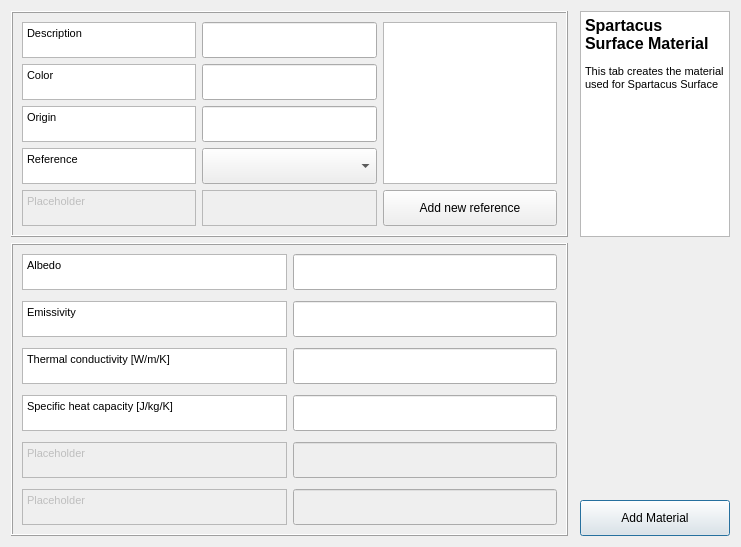
The window that tabs/Spartacus_material_tab.ui (gusbacos/suews_database_manager) describes before a commit, drawn with Qt 5.
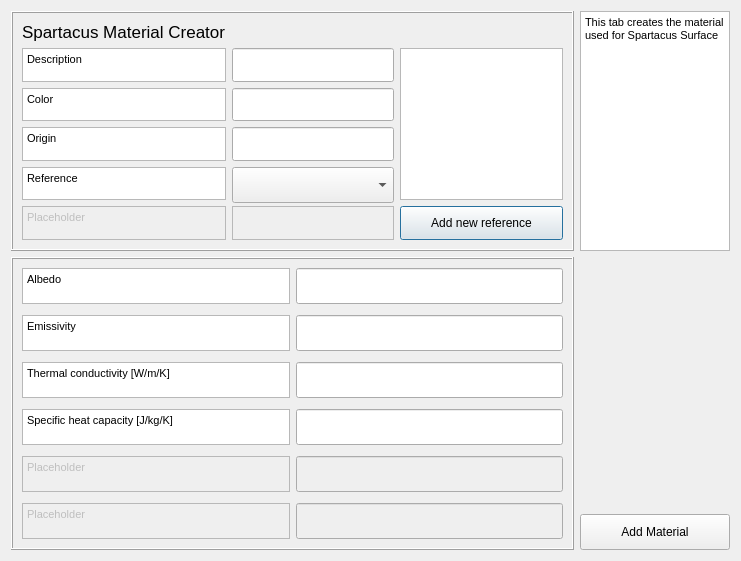
The same window after the commit. Custom widgets are drawn as their Qt base class.

Patch:
```diff
--- a/tabs/Spartacus_material_tab.ui
+++ b/tabs/Spartacus_material_tab.ui
@@ -13,8 +13,325 @@
   <property name="windowTitle">
    <string>Urban Type Database editor</string>
   </property>
-  <layout class="QGridLayout" name="gridLayout_4">
-   <item row="0" column="2">
+  <layout class="QGridLayout" name="gridLayout_3">
+   <item row="0" column="0">
+    <widget class="QFrame" name="frame1">
+     <property name="maximumSize">
+      <size>
+       <width>16777215</width>
+       <height>240</height>
+      </size>
+     </property>
+     <property name="frameShape">
+      <enum>QFrame::Box</enum>
+     </property>
+     <property name="frameShadow">
+      <enum>QFrame::Raised</enum>
+     </property>
+     <layout class="QGridLayout" name="gridLayout_2">
+      <item row="3" column="0">
+       <widget class="QTextBrowser" name="textBrowserOrig">
+        <property name="sizePolicy">
+         <sizepolicy hsizetype="Expanding" vsizetype="Preferred">
+          <horstretch>0</horstretch>
+          <verstretch>0</verstretch>
+         </sizepolicy>
+        </property>
+        <property name="maximumSize">
+         <size>
+          <width>16777215</width>
+          <height>36</height>
+         </size>
+        </property>
+        <property name="html">
+         <string>&lt;!DOCTYPE HTML PUBLIC &quot;-//W3C//DTD HTML 4.0//EN&quot; &quot;http://www.w3.org/TR/REC-html40/strict.dtd&quot;&gt;
+&lt;html&gt;&lt;head&gt;&lt;meta name=&quot;qrichtext&quot; content=&quot;1&quot; /&gt;&lt;style type=&quot;text/css&quot;&gt;
+p, li { white-space: pre-wrap; }
+&lt;/style&gt;&lt;/head&gt;&lt;body style=&quot; font-family:'MS Shell Dlg 2'; font-size:8.25pt; font-weight:400; font-style:normal;&quot;&gt;
+&lt;p style=&quot; margin-top:0px; margin-bottom:0px; margin-left:0px; margin-right:0px; -qt-block-indent:0; text-indent:0px;&quot;&gt;&lt;span style=&quot; font-size:8pt;&quot;&gt;Origin&lt;/span&gt;&lt;/p&gt;&lt;/body&gt;&lt;/html&gt;</string>
+        </property>
+       </widget>
+      </item>
+      <item row="4" column="0">
+       <widget class="QTextBrowser" name="textBrowserOrig_11">
+        <property name="enabled">
+         <bool>true</bool>
+        </property>
+        <property name="sizePolicy">
+         <sizepolicy hsizetype="Preferred" vsizetype="Preferred">
+          <horstretch>0</horstretch>
+          <verstretch>0</verstretch>
+         </sizepolicy>
+        </property>
+        <property name="maximumSize">
+         <size>
+          <width>16777215</width>
+          <height>36</height>
+         </size>
+        </property>
+        <property name="html">
+         <string>&lt;!DOCTYPE HTML PUBLIC &quot;-//W3C//DTD HTML 4.0//EN&quot; &quot;http://www.w3.org/TR/REC-html40/strict.dtd&quot;&gt;
+&lt;html&gt;&lt;head&gt;&lt;meta name=&quot;qrichtext&quot; content=&quot;1&quot; /&gt;&lt;style type=&quot;text/css&quot;&gt;
+p, li { white-space: pre-wrap; }
+&lt;/style&gt;&lt;/head&gt;&lt;body style=&quot; font-family:'MS Shell Dlg 2'; font-size:8.25pt; font-weight:400; font-style:normal;&quot;&gt;
+&lt;p style=&quot; margin-top:0px; margin-bottom:0px; margin-left:0px; margin-right:0px; -qt-block-indent:0; text-indent:0px;&quot;&gt;&lt;span style=&quot; font-size:8pt;&quot;&gt;Reference&lt;/span&gt;&lt;/p&gt;&lt;/body&gt;&lt;/html&gt;</string>
+        </property>
+       </widget>
+      </item>
+      <item row="5" column="1">
+       <widget class="QTextBrowser" name="textBrowserOrig_9">
+        <property name="enabled">
+         <bool>false</bool>
+        </property>
+        <property name="sizePolicy">
+         <sizepolicy hsizetype="Expanding" vsizetype="Preferred">
+          <horstretch>0</horstretch>
+          <verstretch>0</verstretch>
+         </sizepolicy>
+        </property>
+        <property name="maximumSize">
+         <size>
+          <width>16777215</width>
+          <height>36</height>
+         </size>
+        </property>
+        <property name="html">
+         <string>&lt;!DOCTYPE HTML PUBLIC &quot;-//W3C//DTD HTML 4.0//EN&quot; &quot;http://www.w3.org/TR/REC-html40/strict.dtd&quot;&gt;
+&lt;html&gt;&lt;head&gt;&lt;meta name=&quot;qrichtext&quot; content=&quot;1&quot; /&gt;&lt;style type=&quot;text/css&quot;&gt;
+p, li { white-space: pre-wrap; }
+&lt;/style&gt;&lt;/head&gt;&lt;body style=&quot; font-family:'MS Shell Dlg 2'; font-size:8.25pt; font-weight:400; font-style:normal;&quot;&gt;
+&lt;p style=&quot;-qt-paragraph-type:empty; margin-top:0px; margin-bottom:0px; margin-left:0px; margin-right:0px; -qt-block-indent:0; text-indent:0px;&quot;&gt;&lt;br /&gt;&lt;/p&gt;&lt;/body&gt;&lt;/html&gt;</string>
+        </property>
+       </widget>
+      </item>
+      <item row="2" column="0">
+       <widget class="QTextBrowser" name="textBrowserOrig_10">
+        <property name="sizePolicy">
+         <sizepolicy hsizetype="Expanding" vsizetype="Preferred">
+          <horstretch>0</horstretch>
+          <verstretch>0</verstretch>
+         </sizepolicy>
+        </property>
+        <property name="maximumSize">
+         <size>
+          <width>16777215</width>
+          <height>36</height>
+         </size>
+        </property>
+        <property name="html">
+         <string>&lt;!DOCTYPE HTML PUBLIC &quot;-//W3C//DTD HTML 4.0//EN&quot; &quot;http://www.w3.org/TR/REC-html40/strict.dtd&quot;&gt;
+&lt;html&gt;&lt;head&gt;&lt;meta name=&quot;qrichtext&quot; content=&quot;1&quot; /&gt;&lt;style type=&quot;text/css&quot;&gt;
+p, li { white-space: pre-wrap; }
+&lt;/style&gt;&lt;/head&gt;&lt;body style=&quot; font-family:'MS Shell Dlg 2'; font-size:8.25pt; font-weight:400; font-style:normal;&quot;&gt;
+&lt;p style=&quot; margin-top:0px; margin-bottom:0px; margin-left:0px; margin-right:0px; -qt-block-indent:0; text-indent:0px;&quot;&gt;&lt;span style=&quot; font-size:8pt;&quot;&gt;Color&lt;/span&gt;&lt;/p&gt;&lt;/body&gt;&lt;/html&gt;</string>
+        </property>
+       </widget>
+      </item>
+      <item row="5" column="2">
+       <widget class="QPushButton" name="pushButtonToRefManager">
+        <property name="enabled">
+         <bool>true</bool>
+        </property>
+        <property name="sizePolicy">
+         <sizepolicy hsizetype="Minimum" vsizetype="Expanding">
+          <horstretch>0</horstretch>
+          <verstretch>0</verstretch>
+         </sizepolicy>
+        </property>
+        <property name="maximumSize">
+         <size>
+          <width>16777215</width>
+          <height>36</height>
+         </size>
+        </property>
+        <property name="text">
+         <string>Add new reference</string>
+        </property>
+       </widget>
+      </item>
+      <item row="1" column="2" rowspan="4">
+       <widget class="QTextBrowser" name="textBrowserRef">
+        <property name="enabled">
+         <bool>true</bool>
+        </property>
+        <property name="sizePolicy">
+         <sizepolicy hsizetype="Preferred" vsizetype="Expanding">
+          <horstretch>0</horstretch>
+          <verstretch>0</verstretch>
+         </sizepolicy>
+        </property>
+        <property name="minimumSize">
+         <size>
+          <width>0</width>
+          <height>0</height>
+         </size>
+        </property>
+        <property name="maximumSize">
+         <size>
+          <width>525</width>
+          <height>211</height>
+         </size>
+        </property>
+       </widget>
+      </item>
+      <item row="1" column="0">
+       <widget class="QTextBrowser" name="textBrowserDesc">
+        <property name="sizePolicy">
+         <sizepolicy hsizetype="Expanding" vsizetype="Preferred">
+          <horstretch>0</horstretch>
+          <verstretch>0</verstretch>
+         </sizepolicy>
+        </property>
+        <property name="maximumSize">
+         <size>
+          <width>16777215</width>
+          <height>36</height>
+         </size>
+        </property>
+        <property name="html">
+         <string>&lt;!DOCTYPE HTML PUBLIC &quot;-//W3C//DTD HTML 4.0//EN&quot; &quot;http://www.w3.org/TR/REC-html40/strict.dtd&quot;&gt;
+&lt;html&gt;&lt;head&gt;&lt;meta name=&quot;qrichtext&quot; content=&quot;1&quot; /&gt;&lt;style type=&quot;text/css&quot;&gt;
+p, li { white-space: pre-wrap; }
+&lt;/style&gt;&lt;/head&gt;&lt;body style=&quot; font-family:'MS Shell Dlg 2'; font-size:8.25pt; font-weight:400; font-style:normal;&quot;&gt;
+&lt;p style=&quot; margin-top:0px; margin-bottom:0px; margin-left:0px; margin-right:0px; -qt-block-indent:0; text-indent:0px;&quot;&gt;&lt;span style=&quot; font-size:8pt;&quot;&gt;Description&lt;/span&gt;&lt;/p&gt;&lt;/body&gt;&lt;/html&gt;</string>
+        </property>
+       </widget>
+      </item>
+      <item row="1" column="1">
+       <widget class="QgsFilterLineEdit" name="textEditDesc">
+        <property name="sizePolicy">
+         <sizepolicy hsizetype="Expanding" vsizetype="Preferred">
+          <horstretch>0</horstretch>
+          <verstretch>0</verstretch>
+         </sizepolicy>
+        </property>
+        <property name="maximumSize">
+         <size>
+          <width>16777215</width>
+          <height>36</height>
+         </size>
+        </property>
+        <property name="inputMethodHints">
+         <set>Qt::ImhNone</set>
+        </property>
+        <property name="qgisRelation" stdset="0">
+         <string notr="true"/>
+        </property>
+       </widget>
+      </item>
+      <item row="2" column="1">
+       <widget class="QgsFilterLineEdit" name="textEditColor">
+        <property name="sizePolicy">
+         <sizepolicy hsizetype="Expanding" vsizetype="Preferred">
+          <horstretch>0</horstretch>
+          <verstretch>0</verstretch>
+         </sizepolicy>
+        </property>
+        <property name="maximumSize">
+         <size>
+          <width>16777215</width>
+          <height>36</height>
+         </size>
+        </property>
+        <property name="inputMethodHints">
+         <set>Qt::ImhNone</set>
+        </property>
+        <property name="qgisRelation" stdset="0">
+         <string notr="true"/>
+        </property>
+       </widget>
+      </item>
+      <item row="3" column="1">
+       <widget class="QgsFilterLineEdit" name="textEditOrig">
+        <property name="sizePolicy">
+         <sizepolicy hsizetype="Expanding" vsizetype="Preferred">
+          <horstretch>0</horstretch>
+          <verstretch>0</verstretch>
+         </sizepolicy>
+        </property>
+        <property name="maximumSize">
+         <size>
+          <width>16777215</width>
+          <height>36</height>
+         </size>
+        </property>
+        <property name="qgisRelation" stdset="0">
+         <string notr="true"/>
+        </property>
+       </widget>
+      </item>
+      <item row="5" column="0">
+       <widget class="QTextBrowser" name="textBrowserOrig_8">
+        <property name="enabled">
+         <bool>false</bool>
+        </property>
+        <property name="sizePolicy">
+         <sizepolicy hsizetype="Expanding" vsizetype="Preferred">
+          <horstretch>0</horstretch>
+          <verstretch>0</verstretch>
+         </sizepolicy>
+        </property>
+        <property name="maximumSize">
+         <size>
+          <width>16777215</width>
+          <height>36</height>
+         </size>
+        </property>
+        <property name="html">
+         <string>&lt;!DOCTYPE HTML PUBLIC &quot;-//W3C//DTD HTML 4.0//EN&quot; &quot;http://www.w3.org/TR/REC-html40/strict.dtd&quot;&gt;
+&lt;html&gt;&lt;head&gt;&lt;meta name=&quot;qrichtext&quot; content=&quot;1&quot; /&gt;&lt;style type=&quot;text/css&quot;&gt;
+p, li { white-space: pre-wrap; }
+&lt;/style&gt;&lt;/head&gt;&lt;body style=&quot; font-family:'MS Shell Dlg 2'; font-size:8.25pt; font-weight:400; font-style:normal;&quot;&gt;
+&lt;p style=&quot; margin-top:0px; margin-bottom:0px; margin-left:0px; margin-right:0px; -qt-block-indent:0; text-indent:0px;&quot;&gt;Placeholder&lt;/p&gt;&lt;/body&gt;&lt;/html&gt;</string>
+        </property>
+       </widget>
+      </item>
+      <item row="4" column="1">
+       <widget class="QComboBox" name="comboBoxRef">
+        <property name="enabled">
+         <bool>true</bool>
+        </property>
+        <property name="sizePolicy">
+         <sizepolicy hsizetype="Preferred" vsizetype="Preferred">
+          <horstretch>0</horstretch>
+          <verstretch>0</verstretch>
+         </sizepolicy>
+        </property>
+        <property name="minimumSize">
+         <size>
+          <width>0</width>
+          <height>36</height>
+         </size>
+        </property>
+        <property name="maximumSize">
+         <size>
+          <width>500</width>
+          <height>36</height>
+         </size>
+        </property>
+       </widget>
+      </item>
+      <item row="0" column="0">
+       <widget class="QLabel" name="label_3">
+        <property name="font">
+         <font>
+          <pointsize>13</pointsize>
+          <weight>50</weight>
+          <italic>false</italic>
+          <bold>false</bold>
+          <strikeout>false</strikeout>
+          <kerning>true</kerning>
+         </font>
+        </property>
+        <property name="text">
+         <string>Spartacus Material Creator</string>
+        </property>
+       </widget>
+      </item>
+     </layout>
+    </widget>
+   </item>
+   <item row="0" column="1">
     <widget class="QTextBrowser" name="textBrowserDescVar">
      <property name="enabled">
       <bool>true</bool>
@@ -41,47 +358,11 @@
       <string>&lt;!DOCTYPE HTML PUBLIC &quot;-//W3C//DTD HTML 4.0//EN&quot; &quot;http://www.w3.org/TR/REC-html40/strict.dtd&quot;&gt;
 &lt;html&gt;&lt;head&gt;&lt;meta name=&quot;qrichtext&quot; content=&quot;1&quot; /&gt;&lt;style type=&quot;text/css&quot;&gt;
 p, li { white-space: pre-wrap; }
-&lt;/style&gt;&lt;/head&gt;&lt;body style=&quot; font-family:'MS Shell Dlg 2'; font-size:9.75pt; font-weight:400; font-style:normal;&quot;&gt;
-&lt;p style=&quot; margin-top:12px; margin-bottom:12px; margin-left:0px; margin-right:0px; -qt-block-indent:0; text-indent:0px;&quot;&gt;&lt;span style=&quot; font-size:12pt; font-weight:600;&quot;&gt;Spartacus Surface Material&lt;/span&gt;&lt;/p&gt;
+&lt;/style&gt;&lt;/head&gt;&lt;body style=&quot; font-family:'MS Shell Dlg 2'; font-size:8.25pt; font-weight:400; font-style:normal;&quot;&gt;
 &lt;p style=&quot; margin-top:12px; margin-bottom:12px; margin-left:0px; margin-right:0px; -qt-block-indent:0; text-indent:0px;&quot;&gt;&lt;span style=&quot; font-size:8pt;&quot;&gt;This tab creates the material used for Spartacus Surface&lt;/span&gt;&lt;/p&gt;&lt;/body&gt;&lt;/html&gt;</string>
      </property>
     </widget>
    </item>
-   <item row="1" column="1" colspan="2">
-    <spacer name="horizontalSpacer_2">
-     <property name="orientation">
-      <enum>Qt::Horizontal</enum>
-     </property>
-     <property name="sizeHint" stdset="0">
-      <size>
-       <width>223</width>
-       <height>20</height>
-      </size>
-     </property>
-    </spacer>
-   </item>
-   <item row="2" column="2">
-    <widget class="QPushButton" name="pushButtonGen">
-     <property name="enabled">
-      <bool>true</bool>
-     </property>
-     <property name="sizePolicy">
-      <sizepolicy hsizetype="Minimum" vsizetype="Expanding">
-       <horstretch>0</horstretch>
-       <verstretch>0</verstretch>
-      </sizepolicy>
-     </property>
-     <property name="maximumSize">
-      <size>
-       <width>16777215</width>
-       <height>36</height>
-      </size>
-     </property>
-     <property name="text">
-      <string>Add Material</string>
-     </property>
-    </widget>
-   </item>
    <item row="1" column="0" rowspan="2">
     <widget class="QFrame" name="frame">
      <property name="frameShape">
@@ -137,8 +418,8 @@
          <string>&lt;!DOCTYPE HTML PUBLIC &quot;-//W3C//DTD HTML 4.0//EN&quot; &quot;http://www.w3.org/TR/REC-html40/strict.dtd&quot;&gt;
 &lt;html&gt;&lt;head&gt;&lt;meta name=&quot;qrichtext&quot; content=&quot;1&quot; /&gt;&lt;style type=&quot;text/css&quot;&gt;
 p, li { white-space: pre-wrap; }
-&lt;/style&gt;&lt;/head&gt;&lt;body style=&quot; font-family:'MS Shell Dlg 2'; font-size:9.75pt; font-weight:400; font-style:normal;&quot;&gt;
-&lt;p style=&quot; margin-top:0px; margin-bottom:0px; margin-left:0px; margin-right:0px; -qt-block-indent:0; text-indent:0px;&quot;&gt;&lt;span style=&quot; font-size:8.25pt;&quot;&gt;Specific heat capacity [J/kg/K]&lt;/span&gt;&lt;/p&gt;&lt;/body&gt;&lt;/html&gt;</string>
+&lt;/style&gt;&lt;/head&gt;&lt;body style=&quot; font-family:'MS Shell Dlg 2'; font-size:8.25pt; font-weight:400; font-style:normal;&quot;&gt;
+&lt;p style=&quot; margin-top:0px; margin-bottom:0px; margin-left:0px; margin-right:0px; -qt-block-indent:0; text-indent:0px;&quot;&gt;Specific heat capacity [J/kg/K]&lt;/p&gt;&lt;/body&gt;&lt;/html&gt;</string>
         </property>
        </widget>
       </item>
@@ -163,7 +444,7 @@
          <string>&lt;!DOCTYPE HTML PUBLIC &quot;-//W3C//DTD HTML 4.0//EN&quot; &quot;http://www.w3.org/TR/REC-html40/strict.dtd&quot;&gt;
 &lt;html&gt;&lt;head&gt;&lt;meta name=&quot;qrichtext&quot; content=&quot;1&quot; /&gt;&lt;style type=&quot;text/css&quot;&gt;
 p, li { white-space: pre-wrap; }
-&lt;/style&gt;&lt;/head&gt;&lt;body style=&quot; font-family:'MS Shell Dlg 2'; font-size:9.75pt; font-weight:400; font-style:normal;&quot;&gt;
+&lt;/style&gt;&lt;/head&gt;&lt;body style=&quot; font-family:'MS Shell Dlg 2'; font-size:8.25pt; font-weight:400; font-style:normal;&quot;&gt;
 &lt;p style=&quot; margin-top:0px; margin-bottom:0px; margin-left:0px; margin-right:0px; -qt-block-indent:0; text-indent:0px;&quot;&gt;&lt;span style=&quot; font-size:8pt;&quot;&gt;Placeholder&lt;/span&gt;&lt;/p&gt;&lt;/body&gt;&lt;/html&gt;</string>
         </property>
        </widget>
@@ -186,7 +467,7 @@
          <string>&lt;!DOCTYPE HTML PUBLIC &quot;-//W3C//DTD HTML 4.0//EN&quot; &quot;http://www.w3.org/TR/REC-html40/strict.dtd&quot;&gt;
 &lt;html&gt;&lt;head&gt;&lt;meta name=&quot;qrichtext&quot; content=&quot;1&quot; /&gt;&lt;style type=&quot;text/css&quot;&gt;
 p, li { white-space: pre-wrap; }
-&lt;/style&gt;&lt;/head&gt;&lt;body style=&quot; font-family:'MS Shell Dlg 2'; font-size:9.75pt; font-weight:400; font-style:normal;&quot;&gt;
+&lt;/style&gt;&lt;/head&gt;&lt;body style=&quot; font-family:'MS Shell Dlg 2'; font-size:8.25pt; font-weight:400; font-style:normal;&quot;&gt;
 &lt;p style=&quot; margin-top:0px; margin-bottom:0px; margin-left:0px; margin-right:0px; -qt-block-indent:0; text-indent:0px;&quot;&gt;&lt;span style=&quot; font-size:8pt;&quot;&gt;Emissivity&lt;/span&gt;&lt;/p&gt;&lt;/body&gt;&lt;/html&gt;</string>
         </property>
        </widget>
@@ -256,8 +537,8 @@
          <string>&lt;!DOCTYPE HTML PUBLIC &quot;-//W3C//DTD HTML 4.0//EN&quot; &quot;http://www.w3.org/TR/REC-html40/strict.dtd&quot;&gt;
 &lt;html&gt;&lt;head&gt;&lt;meta name=&quot;qrichtext&quot; content=&quot;1&quot; /&gt;&lt;style type=&quot;text/css&quot;&gt;
 p, li { white-space: pre-wrap; }
-&lt;/style&gt;&lt;/head&gt;&lt;body style=&quot; font-family:'MS Shell Dlg 2'; font-size:9.75pt; font-weight:400; font-style:normal;&quot;&gt;
-&lt;p style=&quot; margin-top:0px; margin-bottom:0px; margin-left:0px; margin-right:0px; -qt-block-indent:0; text-indent:0px;&quot;&gt;&lt;span style=&quot; font-size:8.25pt;&quot;&gt;Thermal conductivity [W/m/K]&lt;/span&gt;&lt;/p&gt;&lt;/body&gt;&lt;/html&gt;</string>
+&lt;/style&gt;&lt;/head&gt;&lt;body style=&quot; font-family:'MS Shell Dlg 2'; font-size:8.25pt; font-weight:400; font-style:normal;&quot;&gt;
+&lt;p style=&quot; margin-top:0px; margin-bottom:0px; margin-left:0px; margin-right:0px; -qt-block-indent:0; text-indent:0px;&quot;&gt;Thermal conductivity [W/m/K]&lt;/p&gt;&lt;/body&gt;&lt;/html&gt;</string>
         </property>
        </widget>
       </item>
@@ -282,8 +563,8 @@
          <string>&lt;!DOCTYPE HTML PUBLIC &quot;-//W3C//DTD HTML 4.0//EN&quot; &quot;http://www.w3.org/TR/REC-html40/strict.dtd&quot;&gt;
 &lt;html&gt;&lt;head&gt;&lt;meta name=&quot;qrichtext&quot; content=&quot;1&quot; /&gt;&lt;style type=&quot;text/css&quot;&gt;
 p, li { white-space: pre-wrap; }
-&lt;/style&gt;&lt;/head&gt;&lt;body style=&quot; font-family:'MS Shell Dlg 2'; font-size:9.75pt; font-weight:400; font-style:normal;&quot;&gt;
-&lt;p style=&quot; margin-top:0px; margin-bottom:0px; margin-left:0px; margin-right:0px; -qt-block-indent:0; text-indent:0px;&quot;&gt;&lt;span style=&quot; font-size:8.25pt;&quot;&gt;Placeholder&lt;/span&gt;&lt;/p&gt;&lt;/body&gt;&lt;/html&gt;</string>
+&lt;/style&gt;&lt;/head&gt;&lt;body style=&quot; font-family:'MS Shell Dlg 2'; font-size:8.25pt; font-weight:400; font-style:normal;&quot;&gt;
+&lt;p style=&quot; margin-top:0px; margin-bottom:0px; margin-left:0px; margin-right:0px; -qt-block-indent:0; text-indent:0px;&quot;&gt;Placeholder&lt;/p&gt;&lt;/body&gt;&lt;/html&gt;</string>
         </property>
        </widget>
       </item>
@@ -305,7 +586,7 @@
          <string>&lt;!DOCTYPE HTML PUBLIC &quot;-//W3C//DTD HTML 4.0//EN&quot; &quot;http://www.w3.org/TR/REC-html40/strict.dtd&quot;&gt;
 &lt;html&gt;&lt;head&gt;&lt;meta name=&quot;qrichtext&quot; content=&quot;1&quot; /&gt;&lt;style type=&quot;text/css&quot;&gt;
 p, li { white-space: pre-wrap; }
-&lt;/style&gt;&lt;/head&gt;&lt;body style=&quot; font-family:'MS Shell Dlg 2'; font-size:9.75pt; font-weight:400; font-style:normal;&quot;&gt;
+&lt;/style&gt;&lt;/head&gt;&lt;body style=&quot; font-family:'MS Shell Dlg 2'; font-size:8.25pt; font-weight:400; font-style:normal;&quot;&gt;
 &lt;p style=&quot; margin-top:0px; margin-bottom:0px; margin-left:0px; margin-right:0px; -qt-block-indent:0; text-indent:0px;&quot;&gt;&lt;span style=&quot; font-size:8pt;&quot;&gt;Albedo&lt;/span&gt;&lt;/p&gt;&lt;/body&gt;&lt;/html&gt;</string>
         </property>
        </widget>
@@ -379,304 +660,39 @@
      </layout>
     </widget>
    </item>
-   <item row="0" column="0">
-    <widget class="QFrame" name="frame1">
+   <item row="1" column="1">
+    <spacer name="horizontalSpacer_2">
+     <property name="orientation">
+      <enum>Qt::Horizontal</enum>
+     </property>
+     <property name="sizeHint" stdset="0">
+      <size>
+       <width>223</width>
+       <height>20</height>
+      </size>
+     </property>
+    </spacer>
+   </item>
+   <item row="2" column="1">
+    <widget class="QPushButton" name="pushButtonGen">
+     <property name="enabled">
+      <bool>true</bool>
+     </property>
+     <property name="sizePolicy">
+      <sizepolicy hsizetype="Minimum" vsizetype="Expanding">
+       <horstretch>0</horstretch>
+       <verstretch>0</verstretch>
+      </sizepolicy>
+     </property>
      <property name="maximumSize">
       <size>
        <width>16777215</width>
-       <height>240</height>
+       <height>36</height>
       </size>
      </property>
-     <property name="frameShape">
-      <enum>QFrame::Box</enum>
+     <property name="text">
+      <string>Add Material</string>
      </property>
-     <property name="frameShadow">
-      <enum>QFrame::Raised</enum>
-     </property>
-     <layout class="QGridLayout" name="gridLayout_2">
-      <item row="0" column="0">
-       <widget class="QTextBrowser" name="textBrowserDesc">
-        <property name="sizePolicy">
-         <sizepolicy hsizetype="Expanding" vsizetype="Preferred">
-          <horstretch>0</horstretch>
-          <verstretch>0</verstretch>
-         </sizepolicy>
-        </property>
-        <property name="maximumSize">
-         <size>
-          <width>16777215</width>
-          <height>36</height>
-         </size>
-        </property>
-        <property name="html">
-         <string>&lt;!DOCTYPE HTML PUBLIC &quot;-//W3C//DTD HTML 4.0//EN&quot; &quot;http://www.w3.org/TR/REC-html40/strict.dtd&quot;&gt;
-&lt;html&gt;&lt;head&gt;&lt;meta name=&quot;qrichtext&quot; content=&quot;1&quot; /&gt;&lt;style type=&quot;text/css&quot;&gt;
-p, li { white-space: pre-wrap; }
-&lt;/style&gt;&lt;/head&gt;&lt;body style=&quot; font-family:'MS Shell Dlg 2'; font-size:9.75pt; font-weight:400; font-style:normal;&quot;&gt;
-&lt;p style=&quot; margin-top:0px; margin-bottom:0px; margin-left:0px; margin-right:0px; -qt-block-indent:0; text-indent:0px;&quot;&gt;&lt;span style=&quot; font-size:8pt;&quot;&gt;Description&lt;/span&gt;&lt;/p&gt;&lt;/body&gt;&lt;/html&gt;</string>
-        </property>
-       </widget>
-      </item>
-      <item row="0" column="1">
-       <widget class="QgsFilterLineEdit" name="textEditDesc">
-        <property name="sizePolicy">
-         <sizepolicy hsizetype="Expanding" vsizetype="Preferred">
-          <horstretch>0</horstretch>
-          <verstretch>0</verstretch>
-         </sizepolicy>
-        </property>
-        <property name="maximumSize">
-         <size>
-          <width>16777215</width>
-          <height>36</height>
-         </size>
-        </property>
-        <property name="inputMethodHints">
-         <set>Qt::ImhNone</set>
-        </property>
-        <property name="qgisRelation" stdset="0">
-         <string notr="true"/>
-        </property>
-       </widget>
-      </item>
-      <item row="0" column="2" rowspan="4">
-       <widget class="QTextBrowser" name="textBrowserRef">
-        <property name="enabled">
-         <bool>true</bool>
-        </property>
-        <property name="sizePolicy">
-         <sizepolicy hsizetype="Preferred" vsizetype="Expanding">
-          <horstretch>0</horstretch>
-          <verstretch>0</verstretch>
-         </sizepolicy>
-        </property>
-        <property name="minimumSize">
-         <size>
-          <width>0</width>
-          <height>0</height>
-         </size>
-        </property>
-        <property name="maximumSize">
-         <size>
-          <width>525</width>
-          <height>211</height>
-         </size>
-        </property>
-       </widget>
-      </item>
-      <item row="1" column="0">
-       <widget class="QTextBrowser" name="textBrowserOrig_10">
-        <property name="sizePolicy">
-         <sizepolicy hsizetype="Expanding" vsizetype="Preferred">
-          <horstretch>0</horstretch>
-          <verstretch>0</verstretch>
-         </sizepolicy>
-        </property>
-        <property name="maximumSize">
-         <size>
-          <width>16777215</width>
-          <height>36</height>
-         </size>
-        </property>
-        <property name="html">
-         <string>&lt;!DOCTYPE HTML PUBLIC &quot;-//W3C//DTD HTML 4.0//EN&quot; &quot;http://www.w3.org/TR/REC-html40/strict.dtd&quot;&gt;
-&lt;html&gt;&lt;head&gt;&lt;meta name=&quot;qrichtext&quot; content=&quot;1&quot; /&gt;&lt;style type=&quot;text/css&quot;&gt;
-p, li { white-space: pre-wrap; }
-&lt;/style&gt;&lt;/head&gt;&lt;body style=&quot; font-family:'MS Shell Dlg 2'; font-size:9.75pt; font-weight:400; font-style:normal;&quot;&gt;
-&lt;p style=&quot; margin-top:0px; margin-bottom:0px; margin-left:0px; margin-right:0px; -qt-block-indent:0; text-indent:0px;&quot;&gt;&lt;span style=&quot; font-size:8pt;&quot;&gt;Color&lt;/span&gt;&lt;/p&gt;&lt;/body&gt;&lt;/html&gt;</string>
-        </property>
-       </widget>
-      </item>
-      <item row="1" column="1">
-       <widget class="QgsFilterLineEdit" name="textEditColor">
-        <property name="sizePolicy">
-         <sizepolicy hsizetype="Expanding" vsizetype="Preferred">
-          <horstretch>0</horstretch>
-          <verstretch>0</verstretch>
-         </sizepolicy>
-        </property>
-        <property name="maximumSize">
-         <size>
-          <width>16777215</width>
-          <height>36</height>
-         </size>
-        </property>
-        <property name="inputMethodHints">
-         <set>Qt::ImhNone</set>
-        </property>
-        <property name="qgisRelation" stdset="0">
-         <string notr="true"/>
-        </property>
-       </widget>
-      </item>
-      <item row="2" column="0">
-       <widget class="QTextBrowser" name="textBrowserOrig">
-        <property name="sizePolicy">
-         <sizepolicy hsizetype="Expanding" vsizetype="Preferred">
-          <horstretch>0</horstretch>
-          <verstretch>0</verstretch>
-         </sizepolicy>
-        </property>
-        <property name="maximumSize">
-         <size>
-          <width>16777215</width>
-          <height>36</height>
-         </size>
-        </property>
-        <property name="html">
-         <string>&lt;!DOCTYPE HTML PUBLIC &quot;-//W3C//DTD HTML 4.0//EN&quot; &quot;http://www.w3.org/TR/REC-html40/strict.dtd&quot;&gt;
-&lt;html&gt;&lt;head&gt;&lt;meta name=&quot;qrichtext&quot; content=&quot;1&quot; /&gt;&lt;style type=&quot;text/css&quot;&gt;
-p, li { white-space: pre-wrap; }
-&lt;/style&gt;&lt;/head&gt;&lt;body style=&quot; font-family:'MS Shell Dlg 2'; font-size:9.75pt; font-weight:400; font-style:normal;&quot;&gt;
-&lt;p style=&quot; margin-top:0px; margin-bottom:0px; margin-left:0px; margin-right:0px; -qt-block-indent:0; text-indent:0px;&quot;&gt;&lt;span style=&quot; font-size:8pt;&quot;&gt;Origin&lt;/span&gt;&lt;/p&gt;&lt;/body&gt;&lt;/html&gt;</string>
-        </property>
-       </widget>
-      </item>
-      <item row="2" column="1">
-       <widget class="QgsFilterLineEdit" name="textEditOrig">
-        <property name="sizePolicy">
-         <sizepolicy hsizetype="Expanding" vsizetype="Preferred">
-          <horstretch>0</horstretch>
-          <verstretch>0</verstretch>
-         </sizepolicy>
-        </property>
-        <property name="maximumSize">
-         <size>
-          <width>16777215</width>
-          <height>36</height>
-         </size>
-        </property>
-        <property name="qgisRelation" stdset="0">
-         <string notr="true"/>
-        </property>
-       </widget>
-      </item>
-      <item row="3" column="0">
-       <widget class="QTextBrowser" name="textBrowserOrig_11">
-        <property name="enabled">
-         <bool>true</bool>
-        </property>
-        <property name="sizePolicy">
-         <sizepolicy hsizetype="Preferred" vsizetype="Preferred">
-          <horstretch>0</horstretch>
-          <verstretch>0</verstretch>
-         </sizepolicy>
-        </property>
-        <property name="maximumSize">
-         <size>
-          <width>16777215</width>
-          <height>36</height>
-         </size>
-        </property>
-        <property name="html">
-         <string>&lt;!DOCTYPE HTML PUBLIC &quot;-//W3C//DTD HTML 4.0//EN&quot; &quot;http://www.w3.org/TR/REC-html40/strict.dtd&quot;&gt;
-&lt;html&gt;&lt;head&gt;&lt;meta name=&quot;qrichtext&quot; content=&quot;1&quot; /&gt;&lt;style type=&quot;text/css&quot;&gt;
-p, li { white-space: pre-wrap; }
-&lt;/style&gt;&lt;/head&gt;&lt;body style=&quot; font-family:'MS Shell Dlg 2'; font-size:9.75pt; font-weight:400; font-style:normal;&quot;&gt;
-&lt;p style=&quot; margin-top:0px; margin-bottom:0px; margin-left:0px; margin-right:0px; -qt-block-indent:0; text-indent:0px;&quot;&gt;&lt;span style=&quot; font-size:8pt;&quot;&gt;Reference&lt;/span&gt;&lt;/p&gt;&lt;/body&gt;&lt;/html&gt;</string>
-        </property>
-       </widget>
-      </item>
-      <item row="3" column="1">
-       <widget class="QComboBox" name="comboBoxRef">
-        <property name="enabled">
-         <bool>true</bool>
-        </property>
-        <property name="sizePolicy">
-         <sizepolicy hsizetype="Preferred" vsizetype="Preferred">
-          <horstretch>0</horstretch>
-          <verstretch>0</verstretch>
-         </sizepolicy>
-        </property>
-        <property name="minimumSize">
-         <size>
-          <width>0</width>
-          <height>36</height>
-         </size>
-        </property>
-        <property name="maximumSize">
-         <size>
-          <width>500</width>
-          <height>36</height>
-         </size>
-        </property>
-       </widget>
-      </item>
-      <item row="4" column="0">
-       <widget class="QTextBrowser" name="textBrowserOrig_8">
-        <property name="enabled">
-         <bool>false</bool>
-        </property>
-        <property name="sizePolicy">
-         <sizepolicy hsizetype="Expanding" vsizetype="Preferred">
-          <horstretch>0</horstretch>
-          <verstretch>0</verstretch>
-         </sizepolicy>
-        </property>
-        <property name="maximumSize">
-         <size>
-          <width>16777215</width>
-          <height>36</height>
-         </size>
-        </property>
-        <property name="html">
-         <string>&lt;!DOCTYPE HTML PUBLIC &quot;-//W3C//DTD HTML 4.0//EN&quot; &quot;http://www.w3.org/TR/REC-html40/strict.dtd&quot;&gt;
-&lt;html&gt;&lt;head&gt;&lt;meta name=&quot;qrichtext&quot; content=&quot;1&quot; /&gt;&lt;style type=&quot;text/css&quot;&gt;
-p, li { white-space: pre-wrap; }
-&lt;/style&gt;&lt;/head&gt;&lt;body style=&quot; font-family:'MS Shell Dlg 2'; font-size:9.75pt; font-weight:400; font-style:normal;&quot;&gt;
-&lt;p style=&quot; margin-top:0px; margin-bottom:0px; margin-left:0px; margin-right:0px; -qt-block-indent:0; text-indent:0px;&quot;&gt;&lt;span style=&quot; font-size:8.25pt;&quot;&gt;Placeholder&lt;/span&gt;&lt;/p&gt;&lt;/body&gt;&lt;/html&gt;</string>
-        </property>
-       </widget>
-      </item>
-      <item row="4" column="1">
-       <widget class="QTextBrowser" name="textBrowserOrig_9">
-        <property name="enabled">
-         <bool>false</bool>
-        </property>
-        <property name="sizePolicy">
-         <sizepolicy hsizetype="Expanding" vsizetype="Preferred">
-          <horstretch>0</horstretch>
-          <verstretch>0</verstretch>
-         </sizepolicy>
-        </property>
-        <property name="maximumSize">
-         <size>
-          <width>16777215</width>
-          <height>36</height>
-         </size>
-        </property>
-        <property name="html">
-         <string>&lt;!DOCTYPE HTML PUBLIC &quot;-//W3C//DTD HTML 4.0//EN&quot; &quot;http://www.w3.org/TR/REC-html40/strict.dtd&quot;&gt;
-&lt;html&gt;&lt;head&gt;&lt;meta name=&quot;qrichtext&quot; content=&quot;1&quot; /&gt;&lt;style type=&quot;text/css&quot;&gt;
-p, li { white-space: pre-wrap; }
-&lt;/style&gt;&lt;/head&gt;&lt;body style=&quot; font-family:'MS Shell Dlg 2'; font-size:9.75pt; font-weight:400; font-style:normal;&quot;&gt;
-&lt;p style=&quot;-qt-paragraph-type:empty; margin-top:0px; margin-bottom:0px; margin-left:0px; margin-right:0px; -qt-block-indent:0; text-indent:0px; font-size:8.25pt;&quot;&gt;&lt;br /&gt;&lt;/p&gt;&lt;/body&gt;&lt;/html&gt;</string>
-        </property>
-       </widget>
-      </item>
-      <item row="4" column="2">
-       <widget class="QPushButton" name="pushButtonToRefManager">
-        <property name="enabled">
-         <bool>true</bool>
-        </property>
-        <property name="sizePolicy">
-         <sizepolicy hsizetype="Minimum" vsizetype="Expanding">
-          <horstretch>0</horstretch>
-          <verstretch>0</verstretch>
-         </sizepolicy>
-        </property>
-        <property name="maximumSize">
-         <size>
-          <width>16777215</width>
-          <height>36</height>
-         </size>
-        </property>
-        <property name="text">
-         <string>Add new reference</string>
-        </property>
-       </widget>
-      </item>
-     </layout>
     </widget>
    </item>
   </layout>
```
Left out of the diff: 4 changed lines with no effect on the pictures.
